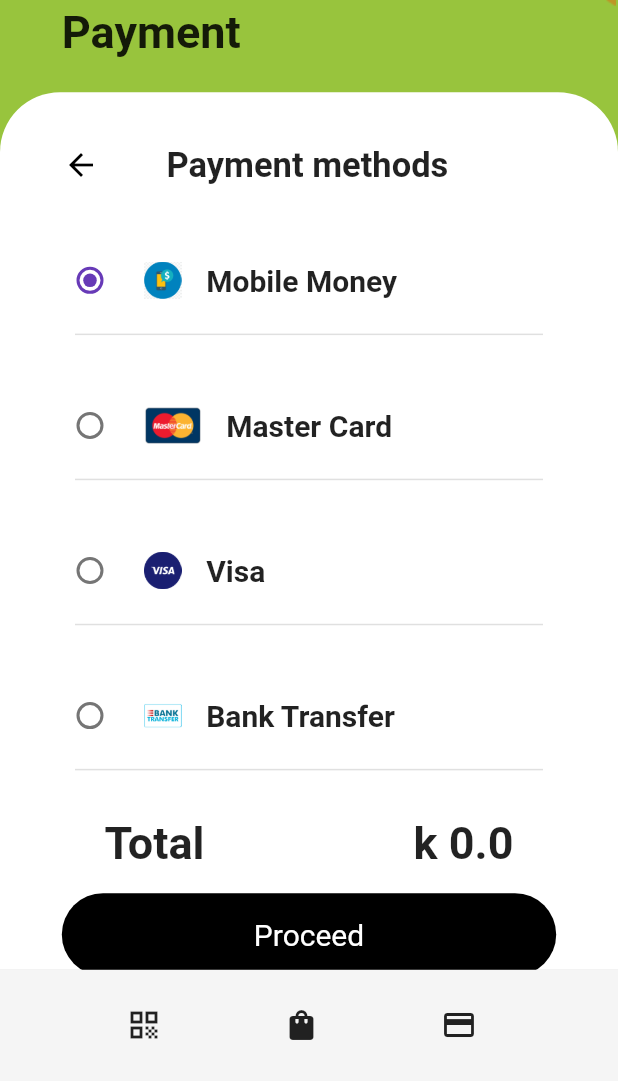
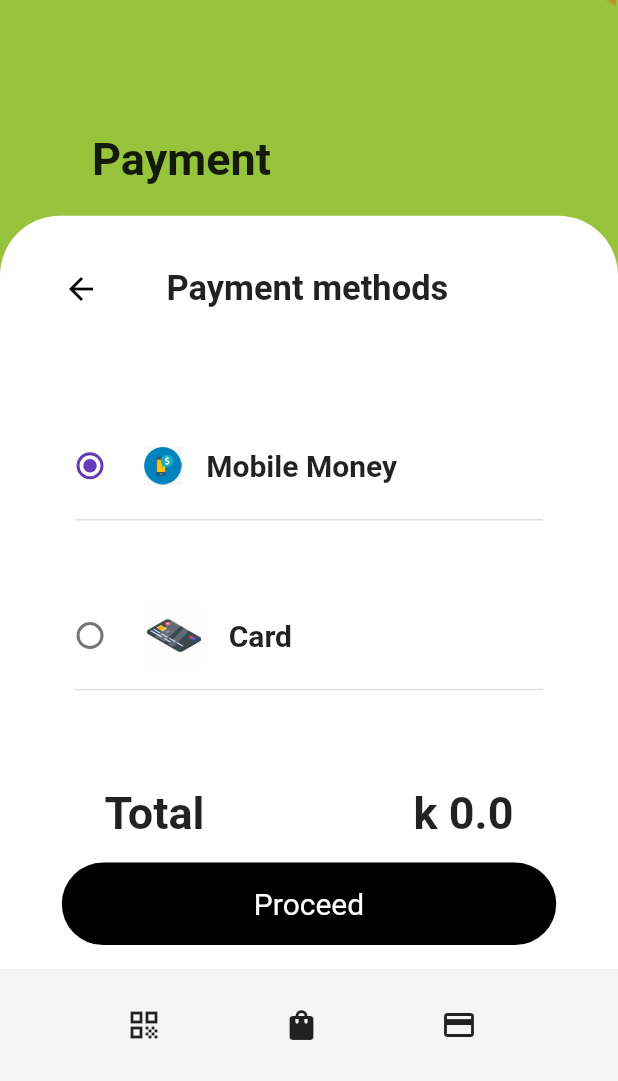
Before and after one commit to batsy3/veganic-foods-mobile, a Flutter app: the StripePayment screen opened directly, after a tap on the "close" icon, on a phone screen of 412 x 824 dp, the part 155-1236 px from its top. Run offline on Flutter 3.47's test engine with Material 2 defaults, Android fonts, the phone set to English and light mode, and no system bars; our stand-ins replace badges, email_validator, flutter_screenutil, flutter_slidable, get and 1 more; missing offline and left inert: credit_card_input_form, dart:ffi, flutter_stripe, qr_code_scanner, short_uuids; accounts and stored records are empty; network calls fail; Roboto replaces fonts that are missing (SF Pro Rounded); statements that could not run were skipped.

Commit message:
removed the unnecessary payment options

```diff
--- a/lib/screens/payment_page/components/stripePayment.dart
+++ b/lib/screens/payment_page/components/stripePayment.dart
@@ -86,26 +86,36 @@ class _StripePaymentState extends State<StripePayment>
           child: Column(
             children: [
               SizedBox(
-                height: 40,
+                height: 50,
               ),
+              Container(
+                decoration: BoxDecoration(
+                    color: Colors.white,
+                    borderRadius: BorderRadius.only(
+                        topLeft: Radius.circular(40),
+                        topRight: Radius.circular(40))),
+                child: Column(children: [
                   Row(
                     mainAxisAlignment: MainAxisAlignment.center,
                     children: [
+
                       Padding(
                         padding: EdgeInsets.only(
                           left: 0,
+                          top: 30,
+
                         ),
                         child: Text(
                           "Card Details",
-                      style:
-                          TextStyle(fontSize: 20, fontWeight: FontWeight.bold),
+                          style: TextStyle(
+                              fontSize: 20, fontWeight: FontWeight.bold),
                         ),
                       ),
                       SizedBox(
                         width: 150,
                       ),
                       Padding(
-                    padding: const EdgeInsets.only(left: 10),
+                        padding: const EdgeInsets.only(left: 10, top: 30),
                         child: IconButton(
                             onPressed: () {
                               Navigator.push(
@@ -116,7 +126,7 @@ class _StripePaymentState extends State<StripePayment>
                             icon: Icon(
                               Icons.close,
                               color: Colors.black,
-                          size: 20,
+                              size: 30,
                             )),
                       ),
                     ],
@@ -163,25 +173,27 @@ class _StripePaymentState extends State<StripePayment>
                               ),
                             ),
                             Padding(
-                          padding: const EdgeInsets.all(8.0),
+                              padding: const EdgeInsets.all(15.0),
                               child: Container(
                                   decoration: BoxDecoration(
-                                  border: Border.all(color: bGcolor),
-                                  borderRadius: BorderRadius.circular(20)),
-                              padding: EdgeInsets.all(8),
+                                      border: Border.all(color: Colors.grey.shade400),
+                                      borderRadius: BorderRadius.circular(10)),
+                                  padding: EdgeInsets.all(0),
                                   child: TextFormField(
                                     decoration: InputDecoration(
                                         focusedBorder: OutlineInputBorder(
-                                        borderRadius: BorderRadius.circular(10),
-                                        borderSide:
-                                            BorderSide(color: Colors.white)),
+                                            borderRadius:
+                                                BorderRadius.circular(5),
+                                            borderSide: BorderSide(
+                                                color: Colors.white)),
                                         enabledBorder: OutlineInputBorder(
                                             borderSide:
                                                 BorderSide(color: Colors.white),
                                             borderRadius:
-                                            BorderRadius.circular(10)),
+                                                BorderRadius.circular(5)),
                                         hintText: 'Name',
-                                    hintStyle: TextStyle(color: Colors.black)),
+                                        hintStyle:
+                                            TextStyle(color: Colors.black)),
                                     onChanged: (value) {
                                       setState(() {
                                         _billingInfo["name"] = value;
@@ -191,25 +203,27 @@ class _StripePaymentState extends State<StripePayment>
                                   )),
                             ),
                             Padding(
-                          padding: const EdgeInsets.all(8.0),
+                              padding: const EdgeInsets.all(15),
                               child: Container(
                                   decoration: BoxDecoration(
-                                  border: Border.all(color: bGcolor),
-                                  borderRadius: BorderRadius.circular(20)),
-                              padding: EdgeInsets.all(8),
+                                      border: Border.all(color: Colors.grey.shade400),
+                                      borderRadius: BorderRadius.circular(10)),
+                                  padding: EdgeInsets.all(0),
                                   child: TextFormField(
                                     decoration: InputDecoration(
                                         focusedBorder: OutlineInputBorder(
-                                        borderRadius: BorderRadius.circular(10),
-                                        borderSide:
-                                            BorderSide(color: Colors.white)),
+                                            borderRadius:
+                                                BorderRadius.circular(5),
+                                            borderSide: BorderSide(
+                                                color: Colors.white)),
                                         enabledBorder: OutlineInputBorder(
                                             borderSide:
                                                 BorderSide(color: Colors.white),
                                             borderRadius:
-                                            BorderRadius.circular(10)),
+                                                BorderRadius.circular(5)),
                                         hintText: 'Email',
-                                    hintStyle: TextStyle(color: Colors.black)),
+                                        hintStyle:
+                                            TextStyle(color: Colors.black)),
                                     onChanged: (value) {
                                       setState(() {
                                         _billingInfo["email"] = value;
@@ -219,25 +233,25 @@ class _StripePaymentState extends State<StripePayment>
                                   )),
                             ),
                             Padding(
-                          padding: const EdgeInsets.all(8.0),
+                              padding: const EdgeInsets.all(15),
                               child: Container(
                                   decoration: BoxDecoration(
-                                  border: Border.all(color: bGcolor),
-                                  borderRadius: BorderRadius.circular(20)),
-                              padding: EdgeInsets.all(8),
+                                      border: Border.all(color: Colors.grey.shade400),
+                                      borderRadius: BorderRadius.circular(10)),
                                   child: TextFormField(
                                     decoration: InputDecoration(
                                         focusedBorder: OutlineInputBorder(
-                                        borderRadius: BorderRadius.circular(10),
-                                        borderSide:
-                                            BorderSide(color: Colors.white)),
+                                            borderRadius:
+                                                BorderRadius.circular(0),
+                                            borderSide: BorderSide(
+                                                color: Colors.white)),
                                         enabledBorder: OutlineInputBorder(
                                             borderSide:
                                                 BorderSide(color: Colors.white),
-                                        borderRadius:
-                                            BorderRadius.circular(10)),
+),
                                         hintText: 'phone',
-                                    hintStyle: TextStyle(color: Colors.black)),
+                                        hintStyle:
+                                            TextStyle(color: Colors.black)),
                                     onChanged: (value) {
                                       setState(() {
                                         _billingInfo["phone"] = value;
@@ -258,7 +272,8 @@ class _StripePaymentState extends State<StripePayment>
                               child: Text(
                                 "save billing details",
                                 style: TextStyle(
-                                fontWeight: FontWeight.normal, fontSize: 20),
+                                    fontWeight: FontWeight.normal,
+                                    fontSize: 20),
                               ),
                             ),
                             Checkbox(
@@ -278,6 +293,8 @@ class _StripePaymentState extends State<StripePayment>
                                 onpressed: _stripe_payment, text: "pay"))
                       ],
                     ),
+                  ),
+                ]),
               ),
             ],
           ),
@@ -299,7 +316,6 @@ class _StripePaymentState extends State<StripePayment>
     final value = customerID;
     pref.setString(key, value).then((value) => print({"saved value": value}));
   }
-
 
   Future _stripe_payment() async {
     setState(() {
--- a/lib/screens/payment_page/payment.dart
+++ b/lib/screens/payment_page/payment.dart
@@ -74,12 +74,16 @@ class _PaymentListState extends State<PaymentList> {
               body: Stack(children: [
                 backgroundbubbles(
                   height: height * 0.19,
-                  name: 'Payment',
+                  name: '',
                 ),
                 Column(mainAxisAlignment: MainAxisAlignment.end, children: [
+                  Padding(
+                    padding: EdgeInsets.only(right: 170, bottom: 20),
+                    child: Text("Payment",style: TextStyle(fontWeight: FontWeight.bold, fontSize: 30),),
+                  ),
                   Container(
                       width: width.w,
-                      height: height * 0.8,
+                      height: height * 0.7,
                       decoration: BoxDecoration(
                           color: Colors.white,
                           borderRadius: BorderRadius.only(
@@ -117,7 +121,7 @@ class _PaymentListState extends State<PaymentList> {
                           ),
                         ),
                         SizedBox(
-                          height: height * 0.03,
+                          height: height * 0.08,
                         ),
                         RadioListTile<Paymentmethod>(
                           contentPadding: EdgeInsets.only(left: 40),
@@ -127,6 +131,7 @@ class _PaymentListState extends State<PaymentList> {
                               setState(() => {_init = value}),
                           activeColor: Colors.deepPurple[500],
                           title: RadiotileCSS(
+                            height: 25,
                             imagestring: 'assets/icons/mbilemoney.png',
                             text: 'Mobile Money',
                           ),
@@ -134,7 +139,7 @@ class _PaymentListState extends State<PaymentList> {
                         ),
                         divider(),
                         SizedBox(
-                          height: height * 0.03,
+                          height: height * 0.05,
                         ),
                         RadioListTile<Paymentmethod>(
                           contentPadding: EdgeInsets.only(left: 40),
@@ -144,50 +149,15 @@ class _PaymentListState extends State<PaymentList> {
                               setState(() => {_init = value}),
                           activeColor: Colors.deepPurple[500],
                           title: RadiotileCSS(
-                            imagestring: 'assets/icons/master-card-icon-4.png',
-                            text: 'Master Card',
+                            height: 40,
+                            imagestring: 'assets/icons/card.webp',
+                            text: 'Card',
                           ),
                           selected: false,
                         ),
                         divider(),
                         SizedBox(
-                          height: height * 0.03,
-                        ),
-                        RadioListTile<Paymentmethod>(
-                          contentPadding: EdgeInsets.only(left: 40),
-                          value: Paymentmethod.visa,
-                          groupValue: _init,
-                          onChanged: (Paymentmethod? value) =>
-                              setState(() => {_init = value}),
-                          activeColor: Colors.deepPurple[500],
-                          title: RadiotileCSS(
-                            imagestring:
-                                'assets/icons/3069706_circle_payment_round icon_visa_icon.png',
-                            text: 'Visa',
-                          ),
-                          selected: false,
-                        ),
-                        divider(),
-                        SizedBox(
-                          height: height * 0.03,
-                        ),
-                        RadioListTile<Paymentmethod>(
-                          contentPadding: EdgeInsets.only(left: 40),
-                          value: Paymentmethod.bank_transfer,
-                          groupValue: _init,
-                          onChanged: (Paymentmethod? value) =>
-                              setState(() => {_init = value}),
-                          activeColor: Colors.deepPurple[500],
-                          title: RadiotileCSS(
-                            imagestring:
-                                'assets/icons/213750_bank_card_checkout_online shopping_payment method_icon.png',
-                            text: 'Bank Transfer',
-                          ),
-                          selected: false,
-                        ),
-                        divider(),
-                        SizedBox(
-                          height: height * 0.02,
+                          height: height * 0.06,
                         ),
                         SizedBox(
                           height: height * 0.06,
--- a/lib/widgets/radiotile_css.dart
+++ b/lib/widgets/radiotile_css.dart
@@ -3,8 +3,12 @@ import 'package:flutter/material.dart';
 class RadiotileCSS extends StatelessWidget {
   final String text;
   final String imagestring;
+  final Color? color;
+  final double height;
   const RadiotileCSS({
     Key? key,
+    this.color,
+    required this.height,
     required this.text,
     required this.imagestring,
   }) : super(key: key);
@@ -19,7 +23,8 @@ class RadiotileCSS extends StatelessWidget {
           children: [
             Image.asset(
               imagestring,
-              height: 25,
+              color: color,
+              height: height,
             ),
             SizedBox(
               width: size.height * 0.02,
```
Also changed, not shown: assets/icons/card.webp (added). Lines whose indentation alone changed are shown as unchanged.
